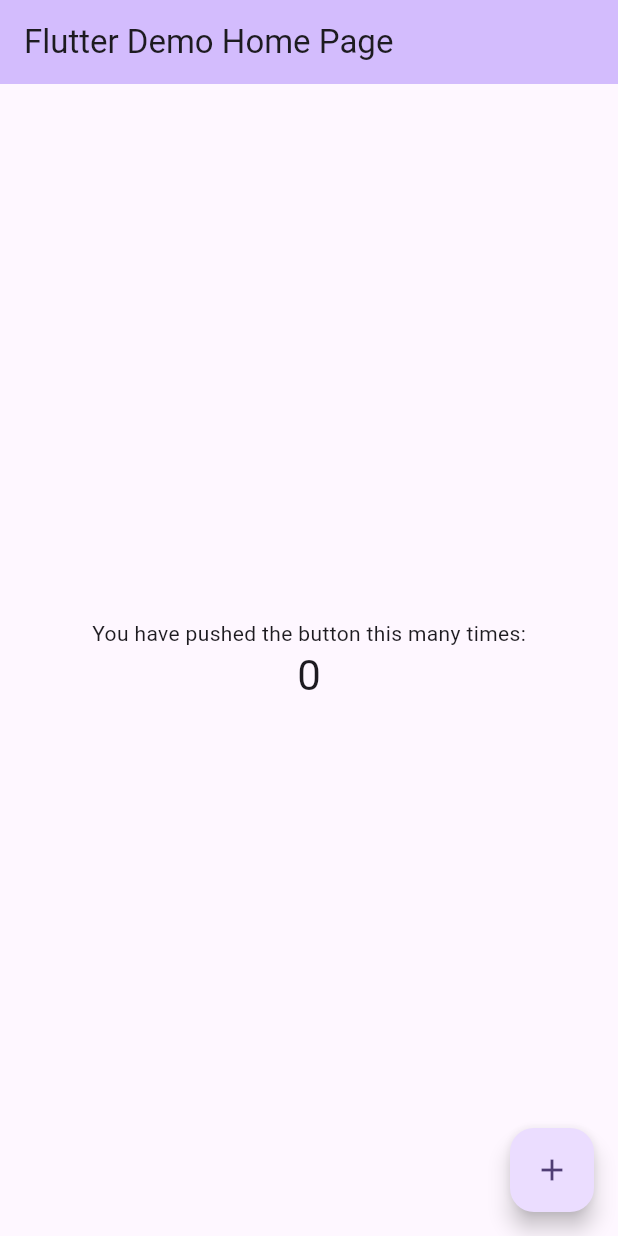
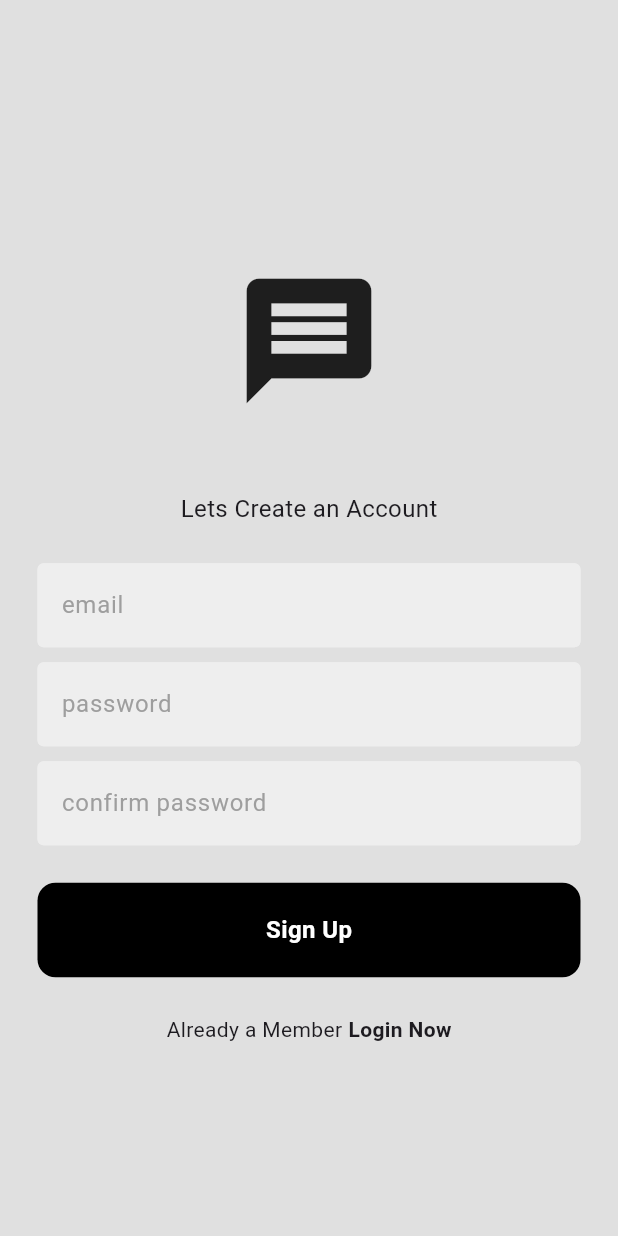
Before and after one commit to shahzeb2002/messenger_chat_app, a Flutter app: the screen it shows after launch, on a phone screen of 412 x 824 dp. Run offline on Flutter 3.47's test engine with Material 3 defaults, Android fonts, the phone set to English and light mode, and no system bars.

Commit message:
login and sign in design

```diff
--- /dev/null
+++ b/lib/components/my_button.dart
@@ -0,0 +1,30 @@
+import 'package:flutter/material.dart';
+
+class MyButton extends StatelessWidget {
+  final void Function()? onTap;
+  final String text;
+  const MyButton({
+    super.key,
+    required this.text,
+    required this.onTap});
+
+  @override
+  Widget build(BuildContext context) {
+    return GestureDetector(
+      onTap: onTap,
+      child: Container(
+        padding: EdgeInsets.all(20),
+        decoration: BoxDecoration(
+          color: Colors.black ,
+          borderRadius: BorderRadius.circular(12)
+        ),child: Center(
+        child: Text(text,
+        style: TextStyle(
+          fontSize: 16,
+          color: Colors.white,fontWeight: FontWeight.bold
+        ),),
+      ),
+      ),
+    );
+  }
+}
--- /dev/null
+++ b/lib/components/my_text_field.dart
@@ -0,0 +1,36 @@
+import 'package:flutter/material.dart';
+
+class MyTextField extends StatelessWidget {
+  final TextEditingController controller;
+  final String hintText;
+  final bool obsecureText;
+
+  const MyTextField({
+    super.key,
+    required this.controller,
+    required this.hintText,
+    required this.obsecureText
+  });
+
+  @override
+  Widget build(BuildContext context) {
+    return TextField(
+      controller: controller,
+      obscureText: obsecureText,
+      decoration: InputDecoration(
+        enabledBorder: OutlineInputBorder(
+          borderSide: BorderSide(color: Colors.grey.shade200)
+        ),
+        focusedBorder:OutlineInputBorder(
+          borderSide:BorderSide(color: Colors.white)
+        ),
+        hintText: hintText,
+        fillColor: Colors.grey.shade200,
+        filled: true,
+        hintStyle: TextStyle(color: Colors.grey)
+      ),
+
+
+    );
+  }
+}
--- a/lib/main.dart
+++ b/lib/main.dart
@@ -1,3 +1,5 @@
+import 'package:chat_messenger_app/pages/login_page.dart';
+import 'package:chat_messenger_app/pages/register_page.dart';
 import 'package:flutter/material.dart';
 
 void main() {
@@ -11,112 +13,10 @@ class MyApp extends StatelessWidget {
   @override
   Widget build(BuildContext context) {
     return MaterialApp(
-      title: 'Flutter Demo',
-      theme: ThemeData(
-        // This is the theme of your application.
-        //
-        // TRY THIS: Try running your application with "flutter run". You'll see
-        // the application has a purple toolbar. Then, without quitting the app,
-        // try changing the seedColor in the colorScheme below to Colors.green
-        // and then invoke "hot reload" (save your changes or press the "hot
-        // reload" button in a Flutter-supported IDE, or press "r" if you used
-        // the command line to start the app).
-        //
-        // Notice that the counter didn't reset back to zero; the application
-        // state is not lost during the reload. To reset the state, use hot
-        // restart instead.
-        //
-        // This works for code too, not just values: Most code changes can be
-        // tested with just a hot reload.
-        colorScheme: ColorScheme.fromSeed(seedColor: Colors.deepPurple),
-      ),
-      home: const MyHomePage(title: 'Flutter Demo Home Page'),
+      debugShowCheckedModeBanner: false,
+      home:  RegisterPage(onTap: () {
+
+      },),
     );
   }
 }
-
-class MyHomePage extends StatefulWidget {
-  const MyHomePage({super.key, required this.title});
-
-  // This widget is the home page of your application. It is stateful, meaning
-  // that it has a State object (defined below) that contains fields that affect
-  // how it looks.
-
-  // This class is the configuration for the state. It holds the values (in this
-  // case the title) provided by the parent (in this case the App widget) and
-  // used by the build method of the State. Fields in a Widget subclass are
-  // always marked "final".
-
-  final String title;
-
-  @override
-  State<MyHomePage> createState() => _MyHomePageState();
-}
-
-class _MyHomePageState extends State<MyHomePage> {
-  int _counter = 0;
-
-  void _incrementCounter() {
-    setState(() {
-      // This call to setState tells the Flutter framework that something has
-      // changed in this State, which causes it to rerun the build method below
-      // so that the display can reflect the updated values. If we changed
-      // _counter without calling setState(), then the build method would not be
-      // called again, and so nothing would appear to happen.
-      _counter++;
-    });
-  }
-
-  @override
-  Widget build(BuildContext context) {
-    // This method is rerun every time setState is called, for instance as done
-    // by the _incrementCounter method above.
-    //
-    // The Flutter framework has been optimized to make rerunning build methods
-    // fast, so that you can just rebuild anything that needs updating rather
-    // than having to individually change instances of widgets.
-    return Scaffold(
-      appBar: AppBar(
-        // TRY THIS: Try changing the color here to a specific color (to
-        // Colors.amber, perhaps?) and trigger a hot reload to see the AppBar
-        // change color while the other colors stay the same.
-        backgroundColor: Theme.of(context).colorScheme.inversePrimary,
-        // Here we take the value from the MyHomePage object that was created by
-        // the App.build method, and use it to set our appbar title.
-        title: Text(widget.title),
-      ),
-      body: Center(
-        // Center is a layout widget. It takes a single child and positions it
-        // in the middle of the parent.
-        child: Column(
-          // Column is also a layout widget. It takes a list of children and
-          // arranges them vertically. By default, it sizes itself to fit its
-          // children horizontally, and tries to be as tall as its parent.
-          //
-          // Column has various properties to control how it sizes itself and
-          // how it positions its children. Here we use mainAxisAlignment to
-          // center the children vertically; the main axis here is the vertical
-          // axis because Columns are vertical (the cross axis would be
-          // horizontal).
-          //
-          // TRY THIS: Invoke "debug painting" (choose the "Toggle Debug Paint"
-          // action in the IDE, or press "p" in the console), to see the
-          // wireframe for each widget.
-          mainAxisAlignment: MainAxisAlignment.center,
-          children: <Widget>[
-            const Text('You have pushed the button this many times:'),
-            Text(
-              '$_counter',
-              style: Theme.of(context).textTheme.headlineMedium,
-            ),
-          ],
-        ),
-      ),
-      floatingActionButton: FloatingActionButton(
-        onPressed: _incrementCounter,
-        tooltip: 'Increment',
-        child: const Icon(Icons.add),
-      ), // This trailing comma makes auto-formatting nicer for build methods.
-    );
-  }
-}
--- /dev/null
+++ b/lib/pages/login_page.dart
@@ -0,0 +1,82 @@
+import 'package:chat_messenger_app/components/my_button.dart';
+import 'package:chat_messenger_app/components/my_text_field.dart';
+import 'package:flutter/material.dart';
+
+class LoginPage extends StatefulWidget {
+  final void Function()? onTap;
+  const LoginPage({super.key,required this.onTap});
+
+  @override
+  State<LoginPage> createState() => _LoginPageState();
+}
+
+class _LoginPageState extends State<LoginPage> {
+  final emailController=TextEditingController();
+  final passwordController=TextEditingController();
+  void signIn(){}
+
+  @override
+  Widget build(BuildContext context) {
+    return Scaffold(
+      backgroundColor: Colors.grey.shade300,
+      body: SafeArea(
+        child: Center(
+          child: Padding(
+            padding: const EdgeInsets.symmetric(horizontal: 25.0),
+            child: Column(
+              mainAxisAlignment: MainAxisAlignment.center,
+              children: [
+                const SizedBox(height: 50,),
+                //logo
+                Icon(Icons.message,size: 100,),
+                const SizedBox(height: 50,),
+
+
+                //welcome back
+                Text('welocome',style: TextStyle(fontSize: 16),),
+
+                const SizedBox(height: 25,),
+
+                //email
+                MyTextField(
+                    controller: emailController,
+                    hintText: 'email',
+                    obsecureText: false
+                ),
+                const SizedBox(height: 10,),
+
+
+
+                //psss
+                MyTextField(
+                    controller: passwordController,
+                    hintText: 'pass',
+                    obsecureText: true
+                ),
+                const SizedBox(height: 25,),
+
+                //sign in button
+                MyButton(text: 'Login', onTap:signIn,),
+                //register
+                const SizedBox(height: 25,),
+
+                Row(
+                  mainAxisAlignment: MainAxisAlignment.center,
+                  children: [
+                    Text('Not a Member'),
+                    SizedBox(width: 4,),
+                    GestureDetector(
+                        onTap: widget.onTap,
+                        child: Text('Register Now',style: TextStyle(fontWeight: FontWeight.bold),))
+                  ],
+                )
+
+
+              ],
+            ),
+          ),
+        ),
+      ),
+    );
+  }
+}
--- /dev/null
+++ b/lib/pages/register_page.dart
@@ -0,0 +1,91 @@
+import 'package:flutter/material.dart';
+
+import '../components/my_button.dart';
+import '../components/my_text_field.dart';
+
+class RegisterPage extends StatefulWidget {
+  final void Function()? onTap;
+
+  const RegisterPage({super.key,required this.onTap});
+
+  @override
+  State<RegisterPage> createState() => _RegisterPageState();
+}
+
+class _RegisterPageState extends State<RegisterPage> {
+  final emailController=TextEditingController();
+  final passwordController=TextEditingController();
+  final confirmPasswordController=TextEditingController();
+
+  //sign up
+  void signUp(){}
+  @override
+  Widget build(BuildContext context) {
+    return Scaffold(
+      backgroundColor: Colors.grey.shade300,
+      body: SafeArea(
+        child: Center(
+          child: Padding(
+            padding: const EdgeInsets.symmetric(horizontal: 25.0),
+            child: Column(
+              mainAxisAlignment: MainAxisAlignment.center,
+              children: [
+                const SizedBox(height: 50,),
+                //logo
+                Icon(Icons.message,size: 100,),
+                const SizedBox(height: 50,),
+
+
+                //account
+                Text('Lets Create an Account',style: TextStyle(fontSize: 16),),
+
+                const SizedBox(height: 25,),
+
+                //email
+                MyTextField(
+                    controller: emailController,
+                    hintText: 'email',
+                    obsecureText: false
+                ),
+                const SizedBox(height: 10,),
+                //psss
+                MyTextField(
+                    controller: passwordController,
+                    hintText: 'password',
+                    obsecureText: true
+                ),
+                const SizedBox(height: 10,),
+
+                //confirm pass
+                MyTextField(
+                    controller: passwordController,
+                    hintText: 'confirm password',
+                    obsecureText: true
+                ),
+                const SizedBox(height: 25,),
+
+                //sign up button
+                MyButton(text: 'Sign Up', onTap:signUp,),
+                //register
+                const SizedBox(height: 25,),
+
+                Row(
+                  mainAxisAlignment: MainAxisAlignment.center,
+                  children: [
+                    Text('Already a Member'),
+                    SizedBox(width: 4,),
+                    GestureDetector(
+                        onTap: widget.onTap,
+                        child: Text('Login Now',style: TextStyle(fontWeight: FontWeight.bold),))
+                  ],
+                )
+
+
+              ],
+            ),
+          ),
+        ),
+      ),
+    );
+  }
+}
```
